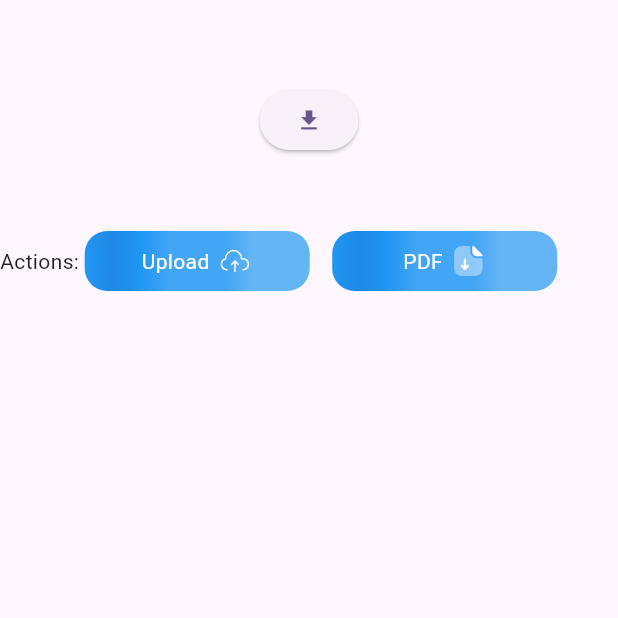
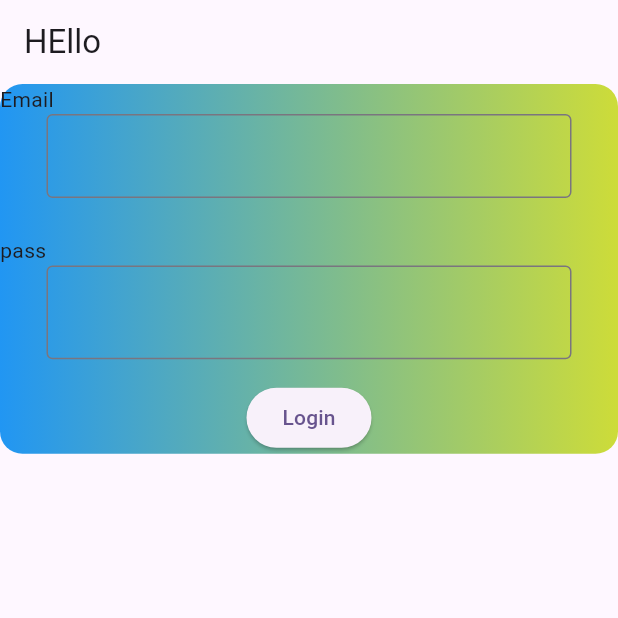
Before and after one commit to junayedahamed/task_project, a Flutter app: the screen it shows after launch, on a phone screen of 412 x 824 dp, the top half of it. Run offline on Flutter 3.47's test engine with Material 3 defaults, Android fonts, the phone set to English and light mode, and no system bars; our stand-ins replace carousel_slider, flutter_svg, permission_handler.

Commit message:
hasnat example

```diff
--- a/lib/main.dart
+++ b/lib/main.dart
@@ -1,5 +1,6 @@
 import 'package:flutter/material.dart';
 import 'package:task_project/src/ui/pdf/pdf_download.dart';
+import 'package:task_project/src/ui/pdf/practice.dart';
 
 void main() {
   runApp(const MyApp());
@@ -16,7 +17,7 @@ class MyApp extends StatelessWidget {
         colorScheme: ColorScheme.fromSeed(seedColor: Colors.deepPurple),
       ),
       debugShowCheckedModeBanner: false,
-      home: PdfDownload(),
+      home: Practice(),
     );
   }
 }
--- /dev/null
+++ b/lib/src/ui/pdf/practice.dart
@@ -0,0 +1,106 @@
+import 'dart:developer';
+
+import 'package:flutter/material.dart';
+
+class Practice extends StatefulWidget {
+  const Practice({super.key});
+
+  @override
+  State<Practice> createState() => _PracticeState();
+}
+
+class _PracticeState extends State<Practice> {
+  final _myformKey = GlobalKey<FormState>();
+
+  final TextEditingController controller1 = TextEditingController();
+
+  final TextEditingController controller2 = TextEditingController();
+  bool _visible = true;
+  void toogle() {
+    setState(() {
+      _visible = !_visible;
+    });
+  }
+
+  @override
+  Widget build(BuildContext context) {
+    return Scaffold(
+      appBar: AppBar(title: Text("HEllo")),
+      body: Form(
+        key: _myformKey,
+        child: SingleChildScrollView(
+          child: Container(
+            decoration: BoxDecoration(
+              gradient: LinearGradient(colors: [Colors.blue, Colors.lime]),
+              borderRadius: BorderRadius.circular(15),
+            ),
+            child: Column(
+              mainAxisAlignment: MainAxisAlignment.center,
+              children: [
+                Align(alignment: Alignment.centerLeft, child: Text("Email")),
+                Center(
+                  child: SizedBox(
+                    width: 350,
+                    child: TextFormField(
+                      controller: controller1,
+                      validator: (value) {
+                        if (value != null) {
+                          if (value.length >= 8) {
+                            return null;
+                          }
+                        }
+
+                        return "Enter a email";
+                      },
+                      decoration: InputDecoration(border: OutlineInputBorder()),
+                    ),
+                  ),
+                ),
+                SizedBox(height: 25),
+                Align(alignment: Alignment.centerLeft, child: Text("pass")),
+                SizedBox(
+                  width: 350,
+                  child: TextFormField(
+                    controller: controller2,
+                    obscureText: _visible,
+                    validator: (value) {
+                      if (value != null) {
+                        if (value.length >= 8) {
+                          return null;
+                        }
+                      }
+
+                      return "Enter a pass";
+                    },
+                    decoration: InputDecoration(
+                      border: OutlineInputBorder(),
+                      suffix: GestureDetector(
+                        onTap: () {
+                          toogle();
+                        },
+                        child: Icon(
+                          _visible ? Icons.visibility : Icons.visibility_off,
+                        ),
+                      ),
+                    ),
+                  ),
+                ),
+                SizedBox(height: 15),
+                ElevatedButton(
+                  onPressed: () {
+                    if (_myformKey.currentState!.validate()) {
+                      log("Login success");
+                    } else {
+                      log("Invalida pass or email");
+                    }
+                  },
+                  child: Text("Login"),
+                ),
+              ],
+            ),
+          ),
+        ),
+      ),
+    );
+  }
+}
```
Also changed, not shown: lib/src/ui/pdf/pdf_download.dart (+28 -0 lines).
